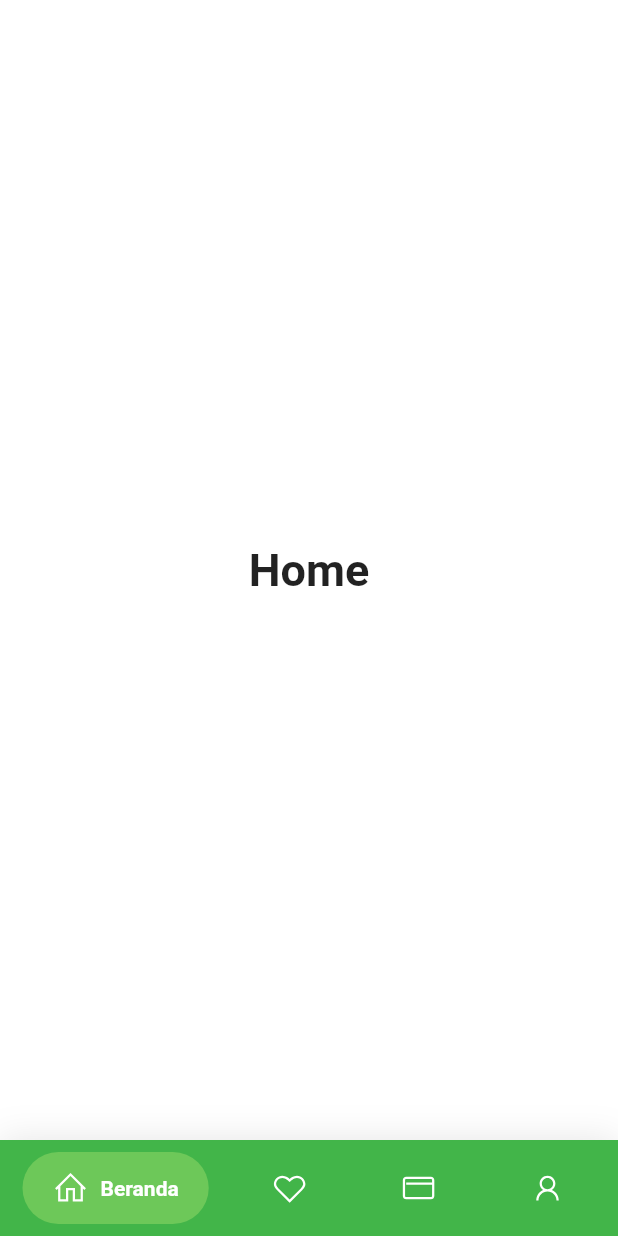
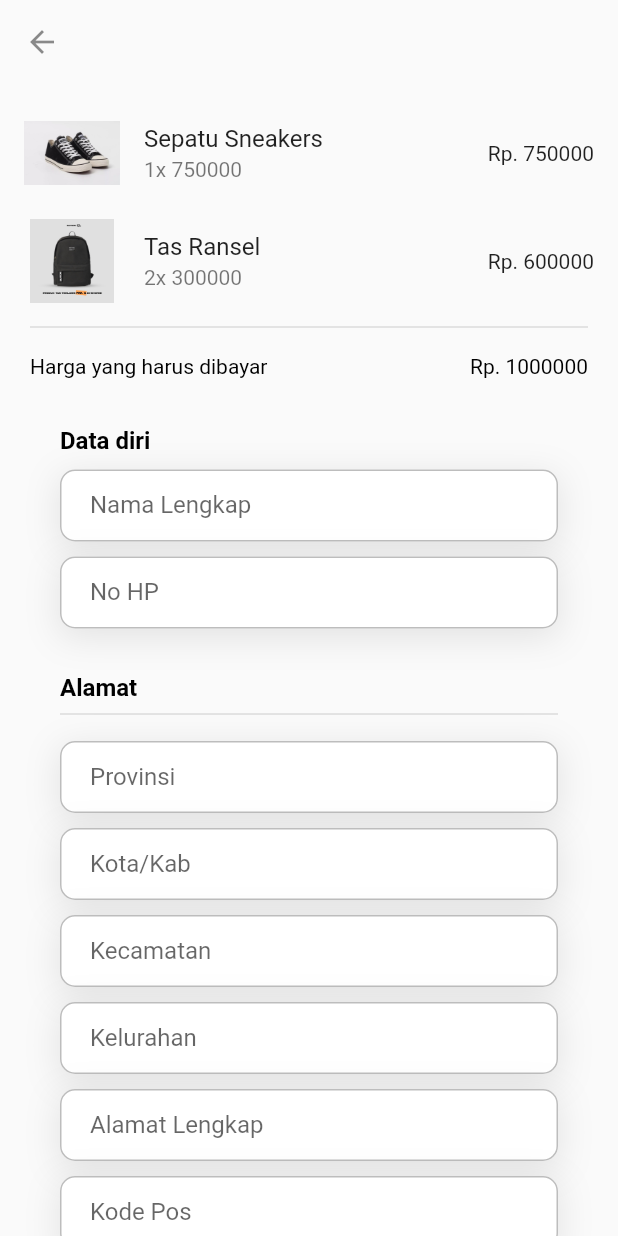
Before and after one commit to farhantk/DesignMyWare_flutter, a Flutter app: the screen it shows after launch, after a tap on "Masuk", on a phone screen of 412 x 824 dp. Run offline on Flutter 3.47's test engine with Material 2 defaults, Android fonts, the phone set to English and light mode, and no system bars; drawn by our look-alikes of google_nav_bar; our stand-ins replace flutter_svg, hexcolor, image_picker, line_icons.

Commit message:
checkout page

```diff
--- /dev/null
+++ b/lib/pages/checkout.dart
@@ -0,0 +1,355 @@
+import 'dart:io';
+
+import 'package:flutter/gestures.dart';
+import 'package:flutter/material.dart';
+import 'package:google_nav_bar/google_nav_bar.dart';
+import 'package:line_icons/line_icons.dart';
+import 'package:tubesflutter/pages/signup.dart';
+import 'package:image_picker/image_picker.dart';
+
+import '../Theme/theme.dart';
+import 'landingpage.dart';
+import 'profile.dart';
+
+
+class CheckOutPage extends StatefulWidget{
+  const CheckOutPage({super.key});
+  @override
+  State<StatefulWidget> createState() => _CheckOutPageState();
+
+}
+class _CheckOutPageState extends State<StatefulWidget>{
+  final _picker = ImagePicker();
+  late File _imageFile;
+
+  Future<void> _getImage() async {
+    final pickedFile = await _picker.pickImage(source: ImageSource.gallery);
+
+    setState(() {
+      if (pickedFile != null) {
+        _imageFile = File(pickedFile.path);
+      } else {
+        print('No image selected.');
+      }
+    });
+  }
+
+  final List<Map<String, dynamic>> _cartItems =
+  [
+      {'name': 'Sepatu Sneakers',
+      'image': 'assets/images/sneakers.jpg',
+      'price': 750000,
+      'quantity': 1,
+      },
+      {'name': 'Tas Ransel',
+      'image': 'assets/images/backpack.jpg',
+      'price': 300000,
+      'quantity': 2,
+      },
+  ];
+  Key _formKey = GlobalKey<FormState>();
+  @override
+  Widget build(BuildContext context) {
+    return Scaffold(
+      appBar: AppBar(
+        elevation: 0,
+        backgroundColor: Colors.transparent,
+        leading: IconButton(
+          icon: Icon(Icons.arrow_back, color: Colors.black45),
+          onPressed: () {
+             Navigator.pushReplacement(context, MaterialPageRoute(builder: (context) => LandingPage()));
+          },
+        ),
+      ),
+      body: SingleChildScrollView(
+        child: Padding(
+          padding: EdgeInsets.fromLTRB(0, 10, 0, 0),
+          child: Column(
+            mainAxisSize: MainAxisSize.max,
+            children: [
+              ListView.builder(
+                shrinkWrap: true,
+                itemCount: _cartItems.length,
+                itemBuilder: (BuildContext context, int index) {
+                  final item = _cartItems[index];
+                  return ListTile(
+                    leading: Image.asset(
+                      item['image'],
+                      width: 64,
+                      height: 64,
+                    ),
+                    title: Text(item['name']),
+                    subtitle: Text('${item['quantity']}x ${item['price']}'),
+                    trailing: Text('Rp. ${item['quantity']*item['price']}'),
+                  );
+                },
+              ),
+              Padding(
+                padding: EdgeInsets.symmetric(horizontal: 20),
+                child: Divider(thickness: 1),
+              ),
+              Align(
+                child: Padding(
+                  padding: EdgeInsets.fromLTRB(20,10, 20, 0),
+                  child: Row(
+                    mainAxisAlignment: MainAxisAlignment.spaceBetween,
+                    children: [
+                      Text(
+                        'Harga yang harus dibayar',
+                        style: TextStyle(color: Colors.black),
+                      ),
+                      Text(
+                        'Rp. 1000000',
+                        style: TextStyle(color: Colors.black),
+                      ),
+                    ]
+                  ),
+                ),
+              ),
+              SizedBox(height: 20),
+              SafeArea(
+                child: Container(
+                  padding: EdgeInsets.fromLTRB(20, 1, 20, 10),
+                  margin: EdgeInsets.fromLTRB(20, 1, 20, 10),
+                  child: Column(
+                    children: [
+                      Form(
+                        key: _formKey,
+                          child: Column(
+                            children: [
+                              Align(
+                                child: Padding(
+                                  padding: EdgeInsets.fromLTRB(0,10, 20, 0),
+                                  child: Row(
+                                    mainAxisAlignment: MainAxisAlignment.spaceBetween,
+                                    children: [
+                                      Text(
+                                        'Data diri',
+                                        style: TextStyle(fontSize: 16, fontWeight: FontWeight.bold, color:  Colors.black),
+                                      ),
+                                    ]
+                                  ),
+                                ),
+                              ),
+                              SizedBox(height: 10.0),
+                              Container(
+                                child: TextField(
+                                  obscureText: true,
+                                  decoration: theme().textInputDecoration('Nama Lengkap', 'Masukan nama lengkap'),
+                                ),
+                                decoration: theme().inputBoxDecorationShaddow(),
+                              ),
+                              SizedBox(height: 10.0),
+                              Container(
+                                child: TextField(
+                                  obscureText: true,
+                                  decoration: theme().textInputDecoration('No HP', 'Masukan nomor HP'),
+                                ),
+                                decoration: theme().inputBoxDecorationShaddow(),
+                              ),
+                              SizedBox(height: 20.0),
+                              Align(
+                                child: Padding(
+                                  padding: EdgeInsets.fromLTRB(0,10, 20, 0),
+                                  child: Row(
+                                    mainAxisAlignment: MainAxisAlignment.spaceBetween,
+                                    children: [
+                                      Text(
+                                        'Alamat',
+                                        style: TextStyle(fontSize: 16, fontWeight: FontWeight.bold, color:  Colors.black),
+                                      ),
+                                    ]
+                                  ),
+                                ),
+                              ),
+                              Padding(
+                                padding: EdgeInsets.symmetric(horizontal: 0),
+                                child: Divider(thickness: 1),
+                              ),
+                              SizedBox(height: 10.0),
+                              Container(
+                                child: TextField(
+                                  obscureText: true,
+                                  decoration: theme().textInputDecoration('Provinsi', 'Masukan provinsi'),
+                                ),
+                                decoration: theme().inputBoxDecorationShaddow(),
+                              ),
+                              SizedBox(height: 10.0),
+                              Container(
+                                child: TextField(
+                                  obscureText: true,
+                                  decoration: theme().textInputDecoration('Kota/Kab', 'Masukan kota/kab'),
+                                ),
+                                decoration: theme().inputBoxDecorationShaddow(),
+                              ),
+                              SizedBox(height: 10.0),
+                              Container(
+                                child: TextField(
+                                  obscureText: true,
+                                  decoration: theme().textInputDecoration('Kecamatan', 'Masukan kecamatan'),
+                                ),
+                                decoration: theme().inputBoxDecorationShaddow(),
+                              ),
+                              SizedBox(height: 10.0),
+                              Container(
+                                child: TextField(
+                                  obscureText: true,
+                                  decoration: theme().textInputDecoration('Kelurahan', 'Masukan kelurahan'),
+                                ),
+                                decoration: theme().inputBoxDecorationShaddow(),
+                              ),
+                              SizedBox(height: 10.0),
+                              Container(
+                                child: TextField(
+                                  obscureText: true,
+                                  decoration: theme().textInputDecoration('Alamat Lengkap', 'Masukan alamat lengkap'),
+                                ),
+                                decoration: theme().inputBoxDecorationShaddow(),
+                              ),
+                              SizedBox(height: 10.0),
+                              Container(
+                                child: TextField(
+                                  obscureText: true,
+                                  decoration: theme().textInputDecoration('Kode Pos', 'Masukan kode pos'),
+                                ),
+                                decoration: theme().inputBoxDecorationShaddow(),
+                              ),
+                              SizedBox(height: 10.0),
+                              Align(
+                                child: Padding(
+                                  padding: EdgeInsets.fromLTRB(0,10, 20, 0),
+                                  child: Row(
+                                    mainAxisAlignment: MainAxisAlignment.spaceBetween,
+                                    children: [
+                                      Text(
+                                        'Pembayaran',
+                                        style: TextStyle(fontSize: 16, fontWeight: FontWeight.bold, color:  Colors.black),
+                                      ),
+                                    ]
+                                  ),
+                                ),
+                              ),
+                              SizedBox(height: 10.0),
+                              Align(
+                                child: Padding(
+                                  padding: EdgeInsets.fromLTRB(0,10, 20, 0),
+                                  child: Column(
+                                    crossAxisAlignment: CrossAxisAlignment.start,
+                                    children: [
+                                      Row(
+                                        mainAxisAlignment: MainAxisAlignment.spaceBetween,
+                                        children: [
+                                          Text(
+                                            'BCA a.n deignmyware',
+                                            style: TextStyle(fontSize: 14, fontWeight: FontWeight.normal, color:  Colors.black),
+                                          ),
+                                          Text(
+                                            '432423652',
+                                            style: TextStyle(fontSize: 14, fontWeight: FontWeight.normal, color:  Colors.black),
+                                          ),
+                                        ],
+                                      ),
+                                      SizedBox(height: 5),
+                                      Row(
+                                        mainAxisAlignment: MainAxisAlignment.spaceBetween,
+                                        children: [
+                                          Text(
+                                            'BNI a.n deignmyware',
+                                            style: TextStyle(fontSize: 14, fontWeight: FontWeight.normal, color:  Colors.black),
+                                          ),
+                                          Text(
+                                            '543645754',
+                                            style: TextStyle(fontSize: 14, fontWeight: FontWeight.normal, color:  Colors.black),
+                                          ),
+                                        ],
+                                      ),
+                                      SizedBox(height: 5),
+                                      Row(
+                                        mainAxisAlignment: MainAxisAlignment.spaceBetween,
+                                        children: [
+                                          Text(
+                                            'BSI a.n deignmyware',
+                                            style: TextStyle(fontSize: 14, fontWeight: FontWeight.normal, color:  Colors.black),
+                                          ),
+                                          Text(
+                                            '967535633',
+                                            style: TextStyle(fontSize: 14, fontWeight: FontWeight.normal, color:  Colors.black),
+                                          ),
+                                        ],
+                                      ),
+                                      SizedBox(height: 5),
+                                    ],
+                                  ),
+                                ),
+                              ),
+                              SizedBox(height: 10.0),
+                              Container(
+                                padding: EdgeInsets.all(10),
+                                decoration: BoxDecoration(
+                                  boxShadow: [
+                                    BoxShadow(
+                                      color: Colors.black.withOpacity(0.1),
+                                      blurRadius: 20,
+                                      offset: const Offset(0, 5),
+                                    )
+                                  ],
+                                  color: Colors.white,
+                                  border: Border.all(color: Colors.grey.shade400),
+                                  borderRadius: BorderRadius.circular(10),
+                                ),
+                                child: Row(
+                                  mainAxisAlignment: MainAxisAlignment.spaceBetween,
+                                  children: [
+                                    Text(
+                                      'Bukti Pembayaran',
+                                      style: TextStyle(fontSize: 16, fontWeight: FontWeight.bold, color:  Colors.grey),
+                                    ),
+                                    InkWell(
+                                      onTap: () {
+                                        // TODO: Tambahkan kode untuk mengambil gambar dari galeri
+                                      },
+                                      child: Container(
+                                        padding: EdgeInsets.symmetric(vertical: 10, horizontal: 20),
+                                        decoration: BoxDecoration(
+                                          borderRadius: BorderRadius.circular(10),
+                                          color: Theme.of(context).primaryColor,
+                                        ),
+                                        child: Text(
+                                          'Pilih Gambar',
+                                          style: TextStyle(color: Colors.white),
+                                        ),
+                                      ),
+                                    ),
+                                  ],
+                                ),
+                              ),
+                              SizedBox(height: 30.0),
+                              Container(
+                                decoration: theme().buttonBoxDecoration(context),
+                                child: ElevatedButton(
+                                  style: theme().buttonStyle(),
+                                  child: Padding(
+                                    padding: EdgeInsets.fromLTRB(30, 10, 30, 10),
+                                    child: Text('Proses pesanan', style: TextStyle(fontSize: 20, fontWeight: FontWeight.bold, color: Colors.white),),
+                                  ),
+                                  onPressed: (){
+                                    //After successful login we will redirect to profile page. Let's create profile page now
+                                    Navigator.pushReplacement(context, MaterialPageRoute(builder: (context) => LandingPage()));
+                                  },
+                                ),
+                              ),
+
+                            ],
+                          )
+                      ),
+                    ],
+                  )
+                ),
+              ),
+            ],
+          ),
+        ),
+      ),
+    );
+  }
+}
--- a/lib/pages/editprofile.dart
+++ b/lib/pages/editprofile.dart
@@ -71,6 +71,21 @@ class _EditProfilePageState extends State<StatefulWidget>{
                         key: _formKey,
                           child: Column(
                             children: [
+                              Align(
+                                child: Padding(
+                                  padding: EdgeInsets.fromLTRB(0,10, 20, 0),
+                                  child: Row(
+                                    mainAxisAlignment: MainAxisAlignment.spaceBetween,
+                                    children: [
+                                      Text(
+                                        'Data diri',
+                                        style: TextStyle(fontSize: 16, fontWeight: FontWeight.bold, color:  Colors.black),
+                                      ),
+                                    ]
+                                  ),
+                                ),
+                              ),
+                              SizedBox(height: 10.0),
                               Container(
                                 child: TextField(
                                   decoration: theme().textInputDecoration('Email', 'Masukan email anda'),
@@ -92,6 +107,21 @@ class _EditProfilePageState extends State<StatefulWidget>{
                                   decoration: theme().textInputDecoration('No HP', 'Masukan nomor HP'),
                                 ),
                                 decoration: theme().inputBoxDecorationShaddow(),
+                              ),
+                              SizedBox(height: 10.0),
+                              Align(
+                                child: Padding(
+                                  padding: EdgeInsets.fromLTRB(0,10, 20, 0),
+                                  child: Row(
+                                    mainAxisAlignment: MainAxisAlignment.spaceBetween,
+                                    children: [
+                                      Text(
+                                        'Alamat',
+                                        style: TextStyle(fontSize: 16, fontWeight: FontWeight.bold, color:  Colors.black),
+                                      ),
+                                    ]
+                                  ),
+                                ),
                               ),
                               SizedBox(height: 10.0),
                               Container(
--- a/lib/pages/profile.dart
+++ b/lib/pages/profile.dart
@@ -7,6 +7,7 @@ import 'package:tubesflutter/pages/signup.dart';
 import '../Theme/theme.dart';
 import 'editprofile.dart';
 import 'landingpage.dart';
+import 'signin.dart';
 
 class ProfilePage extends StatefulWidget {
   const ProfilePage({super.key});
@@ -97,7 +98,7 @@ class _ProfilePageState extends State<StatefulWidget> {
                 title: Text('Keluar'),
                 trailing: Icon(LineIcons.arrowLeft),
                 onTap: () {
-                  // TODO: Implement settings screen
+                  Navigator.pushReplacement(context, MaterialPageRoute(builder: (context) => SignInPage()));
                 },
               ),
             ],
--- a/lib/pages/signin.dart
+++ b/lib/pages/signin.dart
@@ -2,6 +2,7 @@ import 'package:flutter/gestures.dart';
 import 'package:flutter/material.dart';
 
 import '../Theme/theme.dart';
+import 'checkout.dart';
 import 'landingpage.dart';
 import 'profile.dart';
 import 'signup.dart';
@@ -77,7 +78,7 @@ class _SignInPageState extends State<SignInPage>{
                                   ),
                                   onPressed: (){
                                     //After successful login we will redirect to profile page. Let's create profile page now
-                                    Navigator.pushReplacement(context, MaterialPageRoute(builder: (context) => LandingPage()));
+                                    Navigator.pushReplacement(context, MaterialPageRoute(builder: (context) => CheckOutPage()));
                                   },
                                 ),
                               ),
--- a/pubspec.yaml
+++ b/pubspec.yaml
@@ -40,6 +40,7 @@ dependencies:
   flutter_svg: ^2.0.5
   google_nav_bar: ^5.0.6
   line_icons: ^2.0.1
+  image_picker: ^0.8.7+5
 
 dev_dependencies:
   flutter_test:
@@ -67,6 +68,8 @@ flutter:
     - assets/images/signin_bg.png
     - assets/images/signup_bg.png
     - assets/images/profile.jpg
+    - assets/images/sneakers.jpg
+    - assets/images/backpack.jpg
   # To add assets to your application, add an assets section, like this:
   # assets:
   #   - images/a_dot_burr.jpeg
```
Also changed, not shown: assets/images/backpack.jpg (added), assets/images/sneakers.jpg (added), pubspec.lock.
